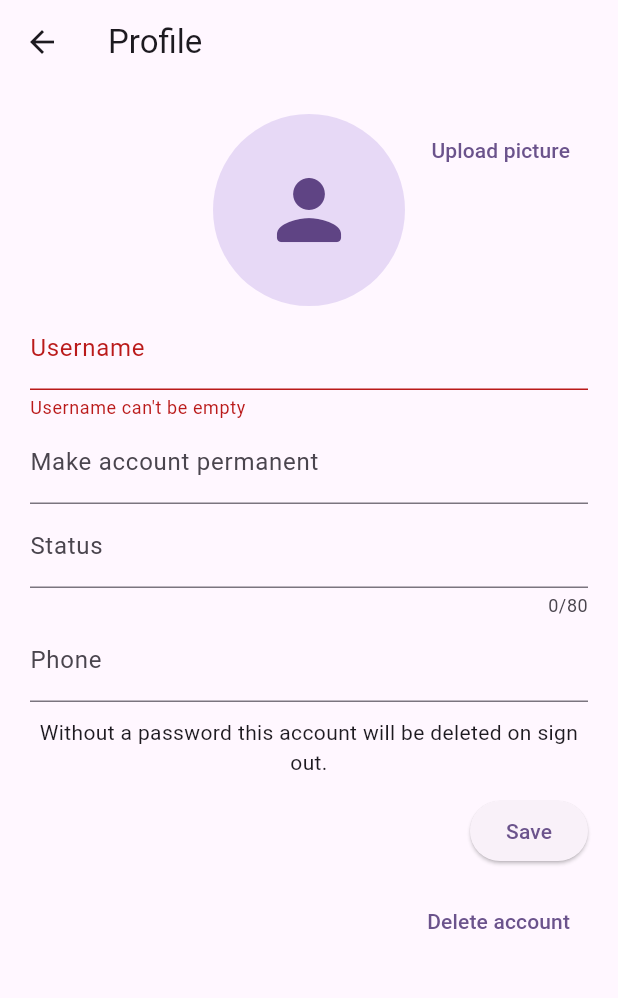
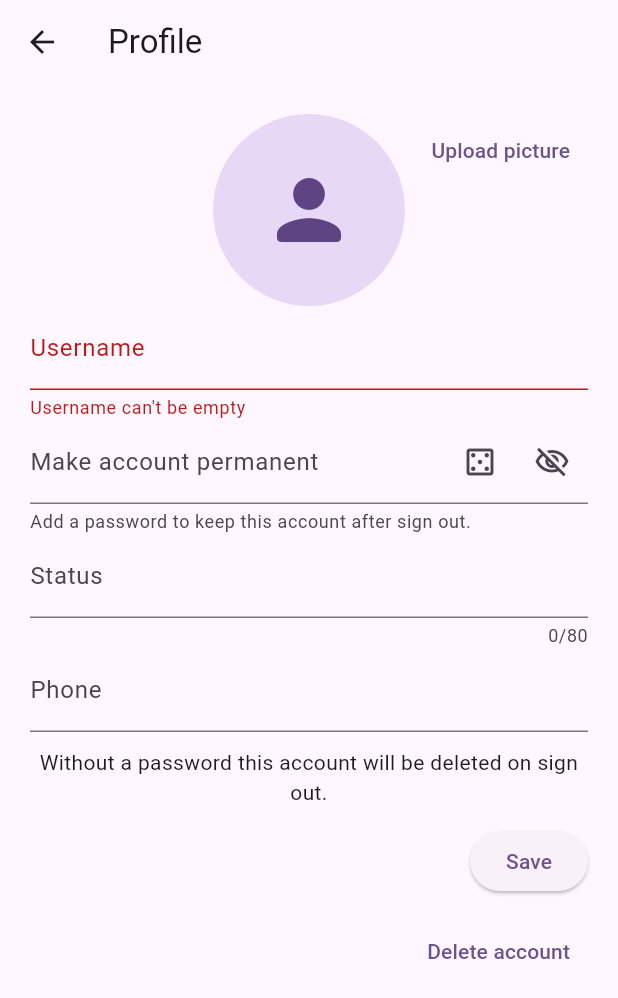
Before and after one commit to semanticdreams/narlun, a Flutter app: the ProfileView screen opened directly, after a tap on "Save", on a phone screen of 412 x 824 dp. Shown: the top 998 px of the screen. Run offline on Flutter 3.47's test engine with Material 3 defaults, Android fonts, the phone set to English and light mode, and no system bars; our stand-ins replace chat_bubbles, geolocator, get_it, timeago, url_strategy; missing offline and left inert: dart:html, dart:js_util, http_interceptor, username_gen; accounts and stored records are empty; statements that could not run were skipped.

Commit message:
Add generated passphrases to profile passwords

```diff
--- a/ui/lib/profile_form.dart
+++ b/ui/lib/profile_form.dart
@@ -4,13 +4,14 @@ import 'package:provider/provider.dart';
 import 'http.dart';
 import 'me_model.dart';
 import 'models.dart';
+import 'passphrase_generator.dart';
 
 const maxStatusLength = 80;
 
 class ProfileForm extends StatefulWidget {
   final SessionUser data;
 
-  const ProfileForm({Key? key, required this.data}) : super(key: key);
+  const ProfileForm({super.key, required this.data});
 
   @override
   ProfileFormState createState() {
@@ -21,18 +22,45 @@ class ProfileForm extends StatefulWidget {
 class ProfileFormState extends State<ProfileForm> {
   late final HttpService httpService;
   final _formKey = GlobalKey<FormState>();
+  final passwordController = TextEditingController();
 
   String? username;
-  String? password;
   String? phone;
   String? status;
-
-  static const passwordPlaceholder = '********';
+  bool obscurePassword = true;
 
   @override
   void initState() {
     super.initState();
     httpService = Provider.of<HttpService>(context, listen: false);
+  }
+
+  @override
+  void dispose() {
+    passwordController.dispose();
+    super.dispose();
+  }
+
+  void _fillGeneratedPassphrase() {
+    final passphrase = generatePassphrase();
+    final messenger = ScaffoldMessenger.of(context);
+    setState(() {
+      passwordController.text = passphrase;
+      obscurePassword = false;
+    });
+    passwordController.selection = TextSelection.collapsed(
+      offset: passphrase.length,
+    );
+
+    messenger
+      ..hideCurrentSnackBar()
+      ..showSnackBar(
+      const SnackBar(
+        content: Text(
+          'Generated an 8-word passphrase. Save it somewhere safe.',
+        ),
+      ),
+    );
   }
 
   @override
@@ -60,16 +88,56 @@ class ProfileFormState extends State<ProfileForm> {
             ),
           ),
           TextFormField(
-            initialValue: hasPassword ? passwordPlaceholder : null,
-            onSaved: (String? value) {
-              password = value;
-            },
-            obscureText: true,
+            controller: passwordController,
+            obscureText: obscurePassword,
             enableSuggestions: false,
             autocorrect: false,
+            textInputAction: TextInputAction.done,
+            autofillHints: const [AutofillHints.newPassword],
+            validator: (value) {
+              final password = value ?? '';
+              if (password.trim().isEmpty) {
+                return null;
+              }
+              if (password.length < 8) {
+                return 'Password must be at least 8 characters';
+              }
+              return null;
+            },
             decoration: InputDecoration(
-              hintText: hasPassword ? 'Change your password' : 'Set a password',
+              hintText: hasPassword ? 'Set a new password' : 'Set a password',
+              helperText: hasPassword
+                  ? 'Leave blank to keep your current password.'
+                  : 'Add a password to keep this account after sign out.',
               labelText: hasPassword ? 'Password' : 'Make account permanent',
+              suffixIconConstraints: const BoxConstraints(minWidth: 96),
+              suffixIcon: Row(
+                mainAxisSize: MainAxisSize.min,
+                children: [
+                  IconButton(
+                    key: const Key('profile-generate-password-button'),
+                    icon: const Icon(Icons.casino_outlined),
+                    tooltip: 'Generate a memorable passphrase',
+                    onPressed: _fillGeneratedPassphrase,
+                  ),
+                  IconButton(
+                    key: const Key('profile-toggle-password-visibility-button'),
+                    icon: Icon(
+                      obscurePassword
+                          ? Icons.visibility_off_outlined
+                          : Icons.visibility_outlined,
+                    ),
+                    tooltip: obscurePassword
+                        ? 'Show password'
+                        : 'Hide password',
+                    onPressed: () {
+                      setState(() {
+                        obscurePassword = !obscurePassword;
+                      });
+                    },
+                  ),
+                ],
+              ),
             ),
           ),
           TextFormField(
@@ -109,14 +177,17 @@ class ProfileFormState extends State<ProfileForm> {
               child: const Text('Save'),
               onPressed: () async {
                 if (_formKey.currentState!.validate()) {
+                  final meModel = Provider.of<MeModel>(context, listen: false);
+                  final messenger = ScaffoldMessenger.of(context);
                   _formKey.currentState!.save();
+                  final password = passwordController.text;
 
-                  final data = {
+                  final data = <String, String?>{
                     'username': username,
                     'status': status,
                     'phone': phone,
                   };
-                  if (password != null && password != passwordPlaceholder) {
+                  if (password.trim().isNotEmpty) {
                     data['password'] = password;
                   }
 
@@ -124,9 +195,9 @@ class ProfileFormState extends State<ProfileForm> {
                   if (!mounted) {
                     return;
                   }
-                  Provider.of<MeModel>(context, listen: false).setData(me);
+                  meModel.setData(me);
 
-                  ScaffoldMessenger.of(context).showSnackBar(
+                  messenger.showSnackBar(
                     const SnackBar(content: Text('Profile saved')),
                   );
                 }
```
Also changed, not shown: ui/lib/passphrase_generator.dart (added, +131 -0 lines), 2 other files.
